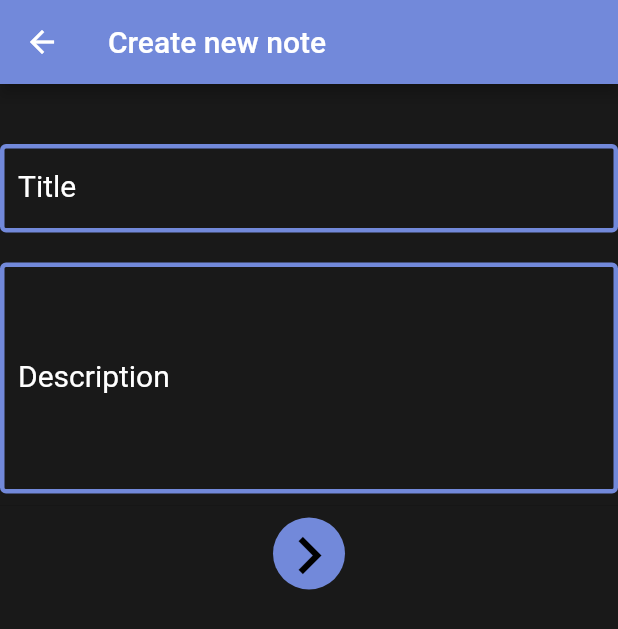
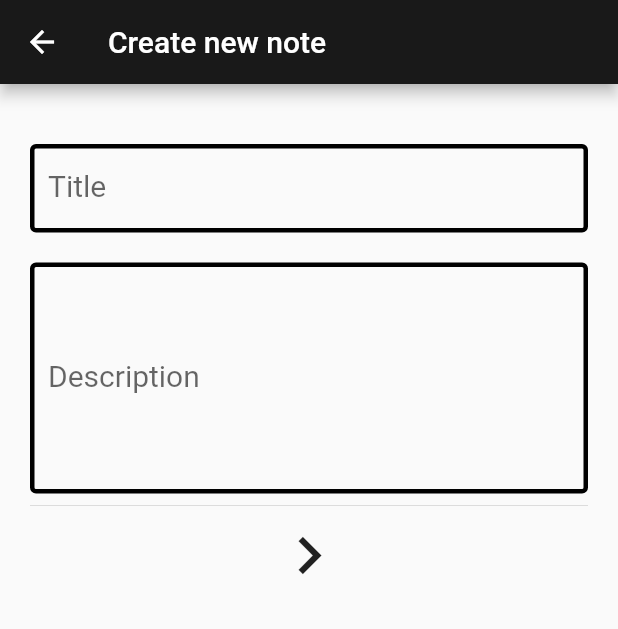
Before and after one commit to lilmistake/notes, a Flutter app: the screen it shows after launch, after a tap on the "add" icon, on a phone screen of 412 x 824 dp. Shown: the top 629 px of the screen. Run offline on Flutter 3.47's test engine with Material 2 defaults, Android fonts, the phone set to English and light mode, and no system bars; our stand-ins replace cloud_firestore, firebase_core; accounts and stored records are empty; generated files the repository leaves out were written again.

Commit message:
using theme instead of hardcoded colors

```diff
--- a/lib/components/bottom_nav_bar.dart
+++ b/lib/components/bottom_nav_bar.dart
@@ -10,11 +10,6 @@ class MyBottomNavBar extends StatelessWidget {
   @override
   Widget build(BuildContext context) {
     return ElevatedButton(
-      style: ButtonStyle(
-        backgroundColor: MaterialStateProperty.all(
-          blurple,
-        ),
-      ),
       child: const Icon(
         Icons.add,
         size: 50,
--- a/lib/components/preloader.dart
+++ b/lib/components/preloader.dart
@@ -5,12 +5,12 @@ class MyPreloader extends StatelessWidget {
 
   @override
   Widget build(BuildContext context) {
-    return const Center(
+    return Center(
         child: SizedBox(
             width: 100,
             height: 100,
             child: CircularProgressIndicator(
-              color: Colors.white,
+              color: Theme.of(context).colorScheme.primary,
               strokeWidth: 7,
             )));
   }
--- a/lib/models/input_text_field_model.dart
+++ b/lib/models/input_text_field_model.dart
@@ -7,11 +7,13 @@ class MyInputTextFeild extends Container {
   final int minLines;
   final int maxLines;
   MyInputTextFeild(
-      {Key? key, required this.field,
+      {Key? key,
+      required this.field,
       required this.controller,
       this.minLines = 1,
       this.maxLines = 1})
-      : super(key: key,
+      : super(
+          key: key,
           padding: const EdgeInsets.only(top: 20),
           child: TextFormField(
             minLines: minLines,
@@ -22,20 +24,19 @@ class MyInputTextFeild extends Container {
               }
               return null;
             },
-            style: const TextStyle(color: Colors.white),
             controller: controller,
-            cursorColor: Colors.white,
             decoration: inputFieldDecor(field),
           ),
         );
 }
 
-
 inputFieldDecor(label) {
   var focused = const OutlineInputBorder(
-    borderSide: BorderSide(width: 3, color: Colors.white),
+    borderSide: BorderSide(
+      width: 3,
+    ),
   );
-  var labelStyle = const TextStyle(color: Colors.white, fontSize: 20);
+  var labelStyle = const TextStyle(fontSize: 20);
   return InputDecoration(
     labelText: label,
     labelStyle: labelStyle,
@@ -46,7 +47,9 @@ inputFieldDecor(label) {
       borderSide: BorderSide(width: 3, color: Colors.red),
     ),
     enabledBorder: const OutlineInputBorder(
-      borderSide: BorderSide(width: 3, color: blurple),
+      borderSide: BorderSide(
+        width: 3,
+      ),
     ),
   );
 }
--- a/lib/pages/create_note.dart
+++ b/lib/pages/create_note.dart
@@ -18,12 +18,11 @@ class _CreateNoteState extends State<CreateNote> {
   Widget build(BuildContext context) {
     return Scaffold(
         appBar: AppBar(
-          backgroundColor: blurple,
           title: const Text("Create new note"),
         ),
-        backgroundColor: lightblack,
+
         body: Container(
-          margin: const EdgeInsets.only(top: 20),
+          margin: const EdgeInsets.all(20),
           child: Form(
             key: _formKey,
             child: ListView(
@@ -39,14 +38,12 @@ class _CreateNoteState extends State<CreateNote> {
                 Container(
                     decoration: const BoxDecoration(
                       shape: BoxShape.circle,
-                      color: blurple,
                     ),
                     child: IconButton(
                         padding: EdgeInsets.zero,
                         icon: const Icon(
                           Icons.navigate_next_outlined,
                           size: 50,
-                          color: Colors.black,
                         ),
                         onPressed: () async {
                           if (!_formKey.currentState!.validate()) return;
@@ -55,8 +52,9 @@ class _CreateNoteState extends State<CreateNote> {
                             'desc': descriptionController.text
                           };
                           addNote(note: note);
-                          await Navigator.of(context).push(pageTransition(destination: HomePage(), direction: TransitionDirection.LEFT_TO_RIGHT));
-
+                          await Navigator.of(context).push(pageTransition(
+                              destination: const HomePage(),
+                              direction: TransitionDirection.LEFT_TO_RIGHT));
                         })),
               ],
             ),
--- a/lib/pages/edit_note.dart
+++ b/lib/pages/edit_note.dart
@@ -22,10 +22,8 @@ class _EditNoteState extends State<EditNote> {
         TextEditingController(text: widget.currentNote.description);
     return Scaffold(
         appBar: AppBar(
-          backgroundColor: blurple,
           title: const Text("Edit note"),
         ),
-        backgroundColor: lightblack,
         body: Container(
           margin: const EdgeInsets.only(top: 20),
           child: Form(
@@ -43,14 +41,14 @@ class _EditNoteState extends State<EditNote> {
                 Container(
                     decoration: const BoxDecoration(
                       shape: BoxShape.circle,
-                      color: blurple,
+
                     ),
                     child: IconButton(
                         padding: EdgeInsets.zero,
                         icon: const Icon(
                           Icons.navigate_next_outlined,
                           size: 50,
-                          color: Colors.black,
+
                         ),
                         onPressed: () async {
                           if (!_formKey.currentState!.validate()) return;
--- a/lib/pages/home.dart
+++ b/lib/pages/home.dart
@@ -29,12 +29,27 @@ class _HomePageState extends State<HomePage> {
   Widget build(BuildContext context) {
     if (!gotData) getNotesPreview();
     return MaterialApp(
+      theme:
+          ThemeData(colorScheme: const ColorScheme.light(primary: Color(0xff191919), secondary: Colors.white)),
       debugShowCheckedModeBanner: false,
       home: Scaffold(
           appBar: const MyAppBar(),
-          body: Container(
-            color: lightblack,
-            child: Container(
+
+          body: HomeBody(gotData: gotData, notesPreview: notesPreview),
+          bottomNavigationBar: const MyBottomNavBar()),
+    );
+  }
+}
+
+class HomeBody extends StatelessWidget {
+  const HomeBody({Key? key, required this.gotData, required this.notesPreview})
+      : super(key: key);
+  final bool gotData;
+  final List<Widget> notesPreview;
+  @override
+  Widget build(BuildContext context) {
+    return Container(
+      color: Theme.of(context).colorScheme.secondary,
         margin: const EdgeInsets.only(top: 20),
         child: gotData
             ? MasonryGridView.count(
@@ -47,9 +62,6 @@ class _HomePageState extends State<HomePage> {
                 },
                 itemCount: notesPreview.length,
               )
-                    : const MyPreloader()),
-          ),
-          bottomNavigationBar: const MyBottomNavBar()),
-    );
+            : const MyPreloader());
   }
 }
```
Also changed, not shown: lib/components/all_notes.dart (+16 -18 lines), lib/pages/note_fullscreen.dart (+6 -6 lines). Lines whose indentation alone changed are shown as unchanged.
